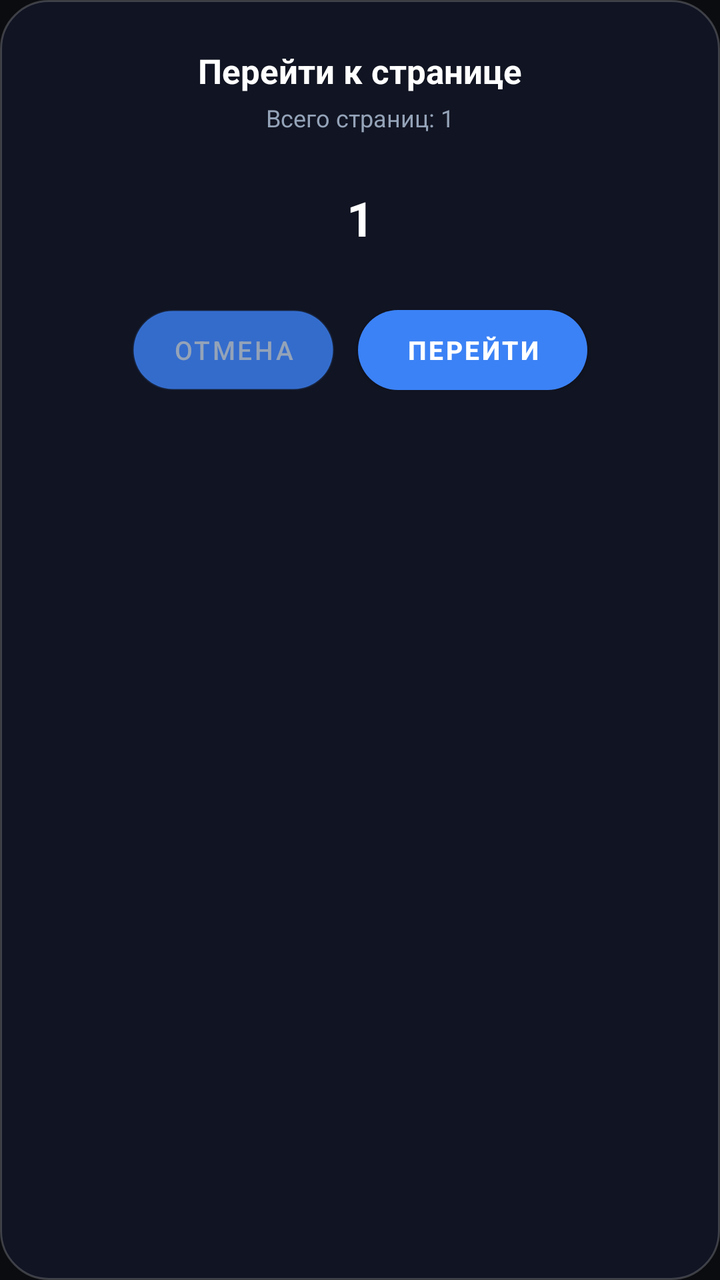
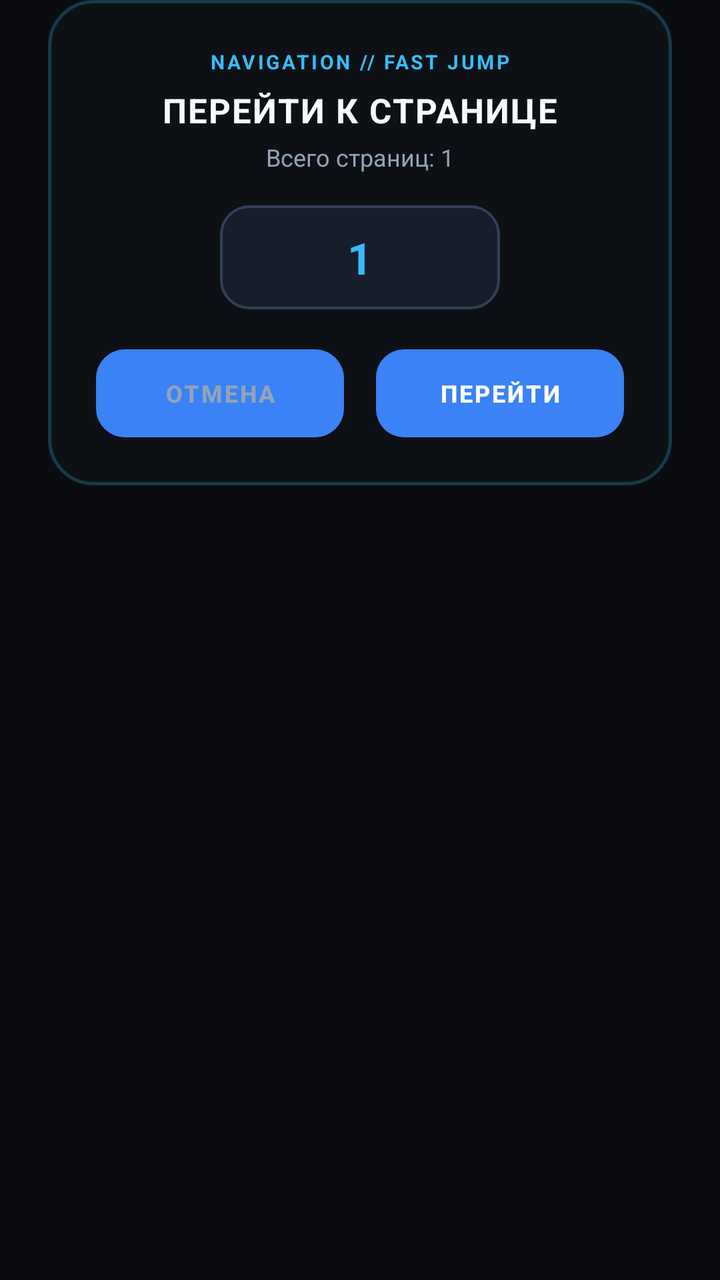

The first picture is an Android layout as it rendered before a commit; the second is the same layout after the commit. The layout source and the unified diff follow.
<!-- AndroidManifest.xml: application theme Theme.AuraLeaf -->
<!-- res/layout/dialog_page_jump.xml -->
<?xml version="1.0" encoding="utf-8"?>
<LinearLayout xmlns:android="http://schemas.android.com/apk/res/android"
    android:layout_width="320dp"
    android:layout_height="wrap_content"
    android:background="@drawable/bg_glass_card"
    android:gravity="center_horizontal"
    android:orientation="vertical"
    android:padding="24dp">

    <TextView
        android:layout_width="wrap_content"
        android:layout_height="wrap_content"
        android:text="Перейти к странице"
        android:textColor="#FFFFFF"
        android:textSize="17sp"
        android:textStyle="bold" />

    <TextView
        android:id="@+id/tv_jump_page_hint"
        android:layout_width="wrap_content"
        android:layout_height="wrap_content"
        android:layout_marginTop="4dp"
        android:text="Всего страниц: 1"
        android:textColor="#94A3B8"
        android:textSize="12sp" />

    
    <EditText
        android:id="@+id/et_jump_page"
        android:layout_width="140dp"
        android:layout_height="52dp"
        android:layout_marginTop="16dp"
        android:background="@drawable/bg_glass_circle"
        android:gravity="center"
        android:inputType="number"
        android:maxLength="4"
        android:text="1"
        android:textColor="#FFFFFF"
        android:textColorHint="#60FFFFFF"
        android:textSize="24sp"
        android:textStyle="bold" />

    <LinearLayout
        android:layout_width="match_parent"
        android:layout_height="wrap_content"
        android:layout_marginTop="20dp"
        android:gravity="center"
        android:orientation="horizontal">

        <Button
            android:id="@+id/btn_jump_cancel"
            android:layout_width="wrap_content"
            android:layout_height="40dp"
            android:layout_marginEnd="12dp"
            android:background="@drawable/bg_glass_pill"
            android:paddingStart="20dp"
            android:paddingEnd="20dp"
            android:text="Отмена"
            android:textColor="#94A3B8"
            android:textSize="13sp" />

        <Button
            android:id="@+id/btn_jump_confirm"
            android:layout_width="wrap_content"
            android:layout_height="40dp"
            android:background="@drawable/bg_button_glow"
            android:paddingStart="24dp"
            android:paddingEnd="24dp"
            android:text="Перейти"
            android:textColor="#FFFFFF"
            android:textSize="13sp"
            android:textStyle="bold" />
    </LinearLayout>

</LinearLayout>
<!-- resources referenced by this layout -->
<resources>
  <!-- drawable bg_button_glow (drawable) -->
  <?xml version="1.0" encoding="utf-8"?>
  <ripple xmlns:android="http://schemas.android.com/apk/res/android"
      android:color="#33FFFFFF">
      <item>
          <shape android:shape="rectangle">
              <corners android:radius="999dp"/>
              <gradient
                  android:startColor="#3B82F6"
                  android:endColor="#2563EB"
                  android:angle="45"/>
          </shape>
      </item>
  </ripple>
  <!-- drawable bg_glass_card (drawable) -->
  <?xml version="1.0" encoding="utf-8"?>
  <shape xmlns:android="http://schemas.android.com/apk/res/android"
      android:shape="rectangle">
      <corners android:radius="24dp"/>
      <solid android:color="#E6121624"/>
      <stroke android:width="1dp" android:color="#33FFFFFF"/>
  </shape>
  <!-- drawable bg_glass_circle (drawable) -->
  <?xml version="1.0" encoding="utf-8"?>
  <ripple xmlns:android="http://schemas.android.com/apk/res/android"
      android:color="#33FFFFFF">
      <item>
          <shape android:shape="oval">
              <solid android:color="#00000000"/>
          </shape>
      </item>
  </ripple>
  <!-- drawable bg_glass_pill (drawable) -->
  <?xml version="1.0" encoding="utf-8"?>
  <ripple xmlns:android="http://schemas.android.com/apk/res/android"
      android:color="#33FFFFFF">
      <item>
          <shape android:shape="rectangle">
              <corners android:radius="999dp"/>
              <solid android:color="#CC121624"/>
              <stroke android:width="1dp" android:color="#26FFFFFF"/>
          </shape>
      </item>
  </ripple>
  <style name="Theme.AuraLeaf" parent="Theme.MaterialComponents.NoActionBar">
          <item name="android:windowBackground">@color/bg_dark</item>
          <item name="android:statusBarColor">#00000000</item>
          <item name="android:navigationBarColor">#00000000</item>
          <item name="android:windowTranslucentStatus">false</item>
          <item name="android:windowTranslucentNavigation">false</item>
          <item name="colorPrimary">@color/accent_blue</item>
          <item name="colorSecondary">@color/accent_blue</item>
      </style>
  <color name="bg_dark">#0A0C10</color>
  <color name="accent_blue">#3B82F6</color>
</resources>

<!-- the commit's change to res/layout/dialog_page_jump.xml (unified diff, before → after) -->
@@ -1,75 +1,95 @@
 <?xml version="1.0" encoding="utf-8"?>
-<LinearLayout xmlns:android="http://schemas.android.com/apk/res/android"
-    android:layout_width="320dp"
+<FrameLayout xmlns:android="http://schemas.android.com/apk/res/android"
+    android:layout_width="match_parent"
     android:layout_height="wrap_content"
-    android:background="@drawable/bg_glass_card"
-    android:gravity="center_horizontal"
-    android:orientation="vertical"
-    android:padding="24dp">
-
-    <TextView
-        android:layout_width="wrap_content"
-        android:layout_height="wrap_content"
-        android:text="Перейти к странице"
-        android:textColor="#FFFFFF"
-        android:textSize="17sp"
-        android:textStyle="bold" />
-
-    <TextView
-        android:id="@+id/tv_jump_page_hint"
-        android:layout_width="wrap_content"
-        android:layout_height="wrap_content"
-        android:layout_marginTop="4dp"
-        android:text="Всего страниц: 1"
-        android:textColor="#94A3B8"
-        android:textSize="12sp" />
-
-    
-    <EditText
-        android:id="@+id/et_jump_page"
-        android:layout_width="140dp"
-        android:layout_height="52dp"
-        android:layout_marginTop="16dp"
-        android:background="@drawable/bg_glass_circle"
-        android:gravity="center"
-        android:inputType="number"
-        android:maxLength="4"
-        android:text="1"
-        android:textColor="#FFFFFF"
-        android:textColorHint="#60FFFFFF"
-        android:textSize="24sp"
-        android:textStyle="bold" />
+    android:paddingStart="24dp"
+    android:paddingEnd="24dp">
 
     <LinearLayout
         android:layout_width="match_parent"
         android:layout_height="wrap_content"
-        android:layout_marginTop="20dp"
-        android:gravity="center"
-        android:orientation="horizontal">
+        android:background="@drawable/bg_cyber_dialog"
+        android:gravity="center_horizontal"
+        android:orientation="vertical"
+        android:padding="24dp">
 
-        <Button
-            android:id="@+id/btn_jump_cancel"
+        <TextView
             android:layout_width="wrap_content"
-            android:layout_height="40dp"
-            android:layout_marginEnd="12dp"
-            android:background="@drawable/bg_glass_pill"
-            android:paddingStart="20dp"
-            android:paddingEnd="20dp"
-            android:text="Отмена"
+            android:layout_height="wrap_content"
+            android:letterSpacing="0.12"
+            android:text="NAVIGATION // FAST JUMP"
+            android:textColor="#38BDF8"
+            android:textSize="10sp"
+            android:textStyle="bold" />
+
+        <TextView
+            android:layout_width="wrap_content"
+            android:layout_height="wrap_content"
+            android:layout_marginTop="6dp"
+            android:letterSpacing="0.04"
+            android:text="ПЕРЕЙТИ К СТРАНИЦЕ"
+            android:textColor="#F8FAFC"
+            android:textSize="17sp"
+            android:textStyle="bold" />
+
+        <TextView
+            android:id="@+id/tv_jump_page_hint"
+            android:layout_width="wrap_content"
+            android:layout_height="wrap_content"
+            android:layout_marginTop="4dp"
+            android:text="Всего страниц: 1"
             android:textColor="#94A3B8"
-            android:textSize="13sp" />
+            android:textSize="12sp" />
 
-        <Button
-            android:id="@+id/btn_jump_confirm"
-            android:layout_width="wrap_content"
-            android:layout_height="40dp"
-            android:background="@drawable/bg_button_glow"
-            android:paddingStart="24dp"
-            android:paddingEnd="24dp"
-            android:text="Перейти"
-            android:textColor="#FFFFFF"
-            android:textSize="13sp"
+        
+        <EditText
+            android:id="@+id/et_jump_page"
+            android:layout_width="140dp"
+            android:layout_height="52dp"
+            android:layout_marginTop="16dp"
+            android:background="@drawable/bg_cyber_input"
+            android:gravity="center"
+            android:inputType="number"
+            android:maxLength="5"
+            android:text="1"
+            android:textColor="#38BDF8"
+            android:textColorHint="#60FFFFFF"
+            android:textSize="22sp"
             android:textStyle="bold" />
+
+        <LinearLayout
+            android:layout_width="match_parent"
+            android:layout_height="44dp"
+            android:layout_marginTop="20dp"
+            android:gravity="center"
+            android:orientation="horizontal">
+
+            <Button
+                android:id="@+id/btn_jump_cancel"
+                android:layout_width="0dp"
+                android:layout_height="match_parent"
+                android:layout_marginEnd="8dp"
+                android:layout_weight="1"
+                android:background="@drawable/bg_cyber_button_secondary"
+                android:letterSpacing="0.08"
+                android:text="ОТМЕНА"
+                android:textColor="#94A3B8"
+                android:textSize="12sp"
+                android:textStyle="bold" />
+
+            <Button
+                android:id="@+id/btn_jump_confirm"
+                android:layout_width="0dp"
+                android:layout_height="match_parent"
+                android:layout_marginStart="8dp"
+                android:layout_weight="1"
+                android:background="@drawable/bg_cyber_button_primary"
+                android:letterSpacing="0.08"
+                android:text="ПЕРЕЙТИ"
+                android:textColor="#FFFFFF"
+                android:textSize="12sp"
+                android:textStyle="bold" />
+        </LinearLayout>
     </LinearLayout>
 
-</LinearLayout>
+</FrameLayout>
<!-- resource entries referenced after the edit -->
@@ -1,49 +1,39 @@
 <!-- resources referenced by this layout -->
 <resources>
-  <!-- drawable bg_button_glow (drawable) -->
-  <?xml version="1.0" encoding="utf-8"?>
-  <ripple xmlns:android="http://schemas.android.com/apk/res/android"
-      android:color="#33FFFFFF">
-      <item>
-          <shape android:shape="rectangle">
-              <corners android:radius="999dp"/>
-              <gradient
-                  android:startColor="#3B82F6"
-                  android:endColor="#2563EB"
-                  android:angle="45"/>
-          </shape>
-      </item>
-  </ripple>
-  <!-- drawable bg_glass_card (drawable) -->
+  <!-- drawable bg_cyber_button_primary (drawable) -->
   <?xml version="1.0" encoding="utf-8"?>
   <shape xmlns:android="http://schemas.android.com/apk/res/android"
       android:shape="rectangle">
-      <corners android:radius="24dp"/>
-      <solid android:color="#E6121624"/>
-      <stroke android:width="1dp" android:color="#33FFFFFF"/>
+      <corners android:radius="14dp"/>
+      <gradient
+          android:angle="0"
+          android:startColor="#2563EB"
+          android:endColor="#0284C7"/>
   </shape>
-  <!-- drawable bg_glass_circle (drawable) -->
+  <!-- drawable bg_cyber_button_secondary (drawable) -->
   <?xml version="1.0" encoding="utf-8"?>
-  <ripple xmlns:android="http://schemas.android.com/apk/res/android"
-      android:color="#33FFFFFF">
-      <item>
-          <shape android:shape="oval">
-              <solid android:color="#00000000"/>
-          </shape>
-      </item>
-  </ripple>
-  <!-- drawable bg_glass_pill (drawable) -->
+  <shape xmlns:android="http://schemas.android.com/apk/res/android"
+      android:shape="rectangle">
+      <corners android:radius="14dp"/>
+      <solid android:color="#1E293B"/>
+      <stroke android:width="1dp" android:color="#475569"/>
+  </shape>
+  <!-- drawable bg_cyber_dialog (drawable) -->
   <?xml version="1.0" encoding="utf-8"?>
-  <ripple xmlns:android="http://schemas.android.com/apk/res/android"
-      android:color="#33FFFFFF">
-      <item>
-          <shape android:shape="rectangle">
-              <corners android:radius="999dp"/>
-              <solid android:color="#CC121624"/>
-              <stroke android:width="1dp" android:color="#26FFFFFF"/>
-          </shape>
-      </item>
-  </ripple>
+  <shape xmlns:android="http://schemas.android.com/apk/res/android"
+      android:shape="rectangle">
+      <corners android:radius="22dp"/>
+      <solid android:color="#F20D1117"/>
+      <stroke android:width="1.5dp" android:color="#4038BDF8"/>
+  </shape>
+  <!-- drawable bg_cyber_input (drawable) -->
+  <?xml version="1.0" encoding="utf-8"?>
+  <shape xmlns:android="http://schemas.android.com/apk/res/android"
+      android:shape="rectangle">
+      <corners android:radius="14dp"/>
+      <solid android:color="#161E2E"/>
+      <stroke android:width="1.2dp" android:color="#334155"/>
+  </shape>
   <style name="Theme.AuraLeaf" parent="Theme.MaterialComponents.NoActionBar">
           <item name="android:windowBackground">@color/bg_dark</item>
           <item name="android:statusBarColor">#00000000</item>
